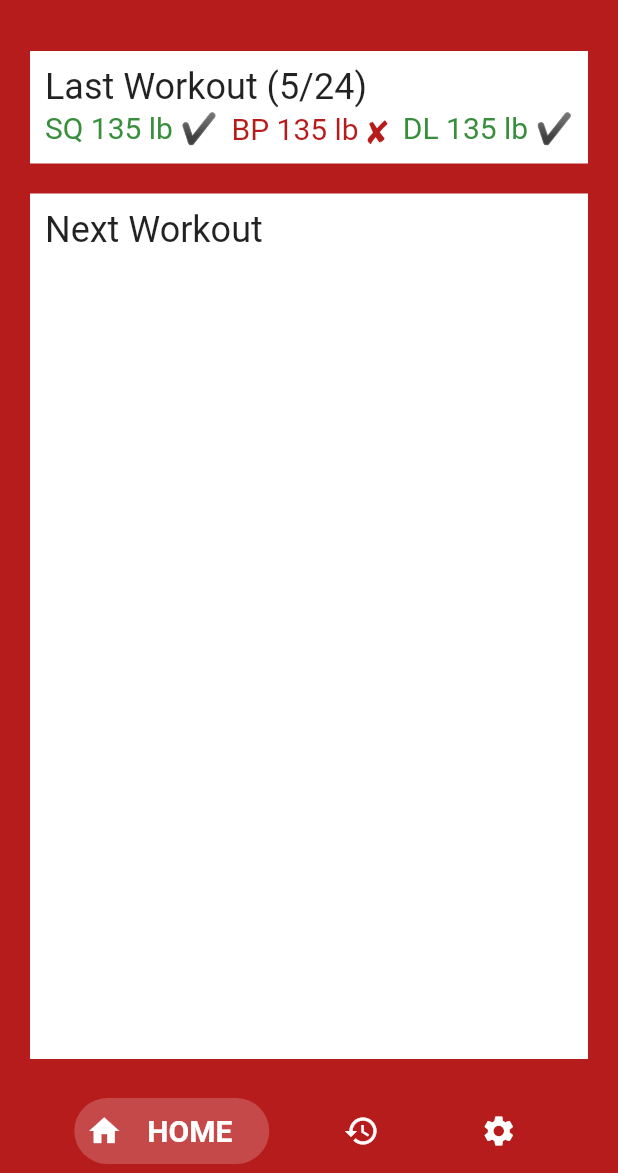
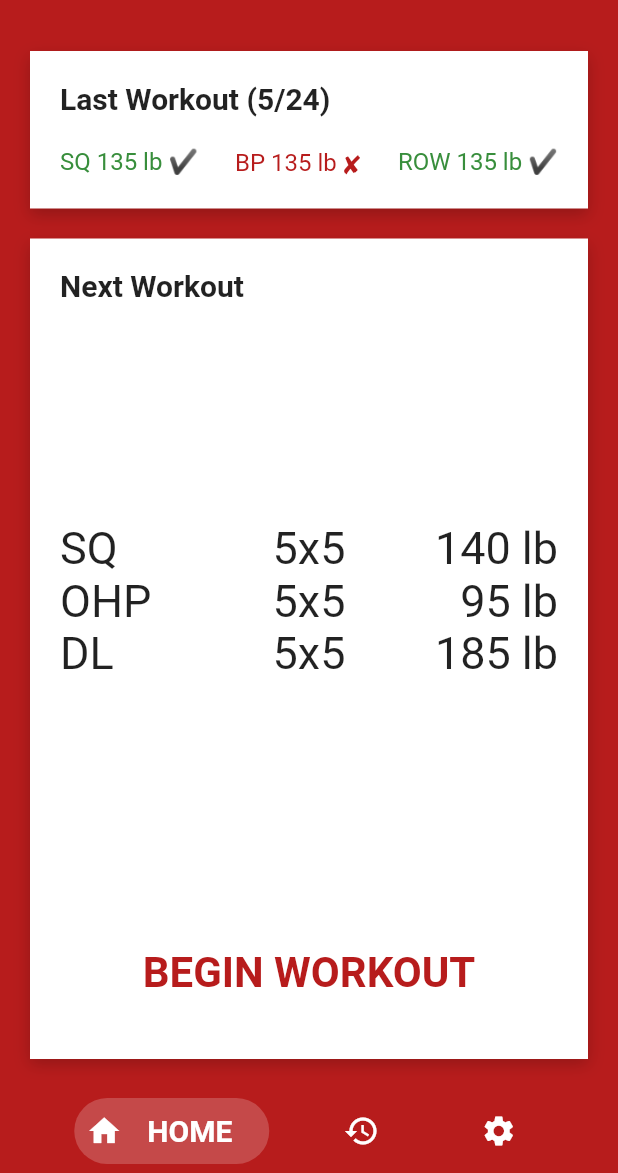
Before and after one commit to tatater56/ss-sl-workout-tracker, a Flutter app: the screen it shows after launch, on a phone screen of 412 x 824 dp, the part 63-1236 px from its top. Run offline on Flutter 3.47's test engine with Material 2 defaults, Android fonts, the phone set to English and light mode, and no system bars; drawn by our look-alikes of bottom_navy_bar.

Commit message:
home view gui mockup

```diff
--- a/lib/views/home.dart
+++ b/lib/views/home.dart
@@ -7,8 +7,18 @@ class HomeView extends StatefulWidget {
 
 class _HomeViewState extends State<HomeView> {
   final _margins = 20.0;
+  final _padding = 20.0;
   final _mainColor = Colors.red[900];
-  final _decoration = BoxDecoration(color: Colors.white);
+  final _decoration = BoxDecoration(
+    color: Colors.white,
+    boxShadow: [
+      BoxShadow(
+        color: Colors.black.withOpacity(.2),
+        blurRadius: 8.0, // soften the shadow
+        offset: Offset(0, 4.0),
+      )
+    ],
+  );
 
   final _redText = TextStyle(color: Colors.red[900]);
   final _greenText = TextStyle(color: Colors.green[700]);
@@ -23,8 +33,8 @@ class _HomeViewState extends State<HomeView> {
           child: Column(
             crossAxisAlignment: CrossAxisAlignment.stretch,
             children: <Widget>[
-              buildLastWorkoutCard(),
-              buildNextWorkoutCard(),
+              _buildLastWorkoutBox(),
+              _buildNextWorkoutBox(),
             ],
           ),
         ),
@@ -32,21 +42,22 @@ class _HomeViewState extends State<HomeView> {
     );
   }
 
-  Widget buildLastWorkoutCard() {
+  Widget _buildLastWorkoutBox() {
     return Container(
       decoration: _decoration,
       margin: EdgeInsets.only(bottom: _margins),
-      padding: EdgeInsets.all(_margins/2),
+      padding: EdgeInsets.all(_padding),
       child: Column(
         crossAxisAlignment: CrossAxisAlignment.start,
         children: <Widget>[
-          Text("Last Workout (5/24)", textScaleFactor: 1.2),
+          _buildBoxTitle("Last Workout (5/24)"),
+          SizedBox(height: _padding),
           Row(
             mainAxisAlignment: MainAxisAlignment.spaceBetween,
             children: <Widget>[
-              Text("SQ 135 lb ✔", style: _greenText),
-              Text("BP 135 lb ✘", style: _redText),
-              Text("DL 135 lb ✔", style: _greenText),
+              _buildExerciseStatusText('SQ 135 lb', true),
+              _buildExerciseStatusText('BP 135 lb', false),
+              _buildExerciseStatusText('ROW 135 lb', true),
             ],
           ),
         ],
@@ -54,13 +65,72 @@ class _HomeViewState extends State<HomeView> {
     );
   }
 
-  Widget buildNextWorkoutCard() {
+  Widget _buildNextWorkoutBox() {
     return Expanded(
       child: Container(
         decoration: _decoration,
-        padding: EdgeInsets.all(_margins/2),
-        child: Text("Next Workout", textScaleFactor: 1.2),
+        padding: EdgeInsets.all(_padding),
+        child: Column(
+          crossAxisAlignment: CrossAxisAlignment.stretch,
+          children: <Widget>[
+            Expanded(child: _buildBoxTitle('Next Workout')),
+            //Spacer(),
+            Expanded(
+              child: Column(children: <Widget>[
+                _buildExerciseText("SQ", "5x5", "140 lb"),
+                _buildExerciseText("OHP", "5x5", "95 lb"),
+                _buildExerciseText("DL", "5x5", "185 lb"),
+              ]),
+            ),
+            Expanded(
+              child: Column(
+                crossAxisAlignment: CrossAxisAlignment.stretch,
+                children: <Widget>[
+                  Spacer(),
+                  MaterialButton(
+                    onPressed: () {},
+                    child: Text(
+                      "BEGIN WORKOUT",
+                      textScaleFactor: 2.0,
+                      style: TextStyle(
+                          fontWeight: FontWeight.bold, color: _mainColor),
+                    ),
+                    height: 75,
+                  ),
+                ],
+              ),
+            ),
+          ],
+        ),
       ),
     );
   }
+
+  Widget _buildExerciseStatusText(String text, bool completed) {
+    if (completed)
+      return Text(text + ' ✔', style: _greenText, textScaleFactor: .8);
+    else
+      return Text(text + ' ✘', style: _redText, textScaleFactor: .8);
+  }
+
+  Widget _buildExerciseText(String ex, String sr, String wt) {
+    return Row(
+      mainAxisAlignment: MainAxisAlignment.spaceAround,
+      children: <Widget>[
+        _buildExpandedText(ex, TextAlign.left),
+        _buildExpandedText(sr, TextAlign.center),
+        _buildExpandedText(wt, TextAlign.right),
+      ],
+    );
+  }
+
+  Widget _buildExpandedText(String text, TextAlign align) {
+    return Expanded(
+      child: Text(text, textScaleFactor: 1.5, textAlign: align),
+    );
+  }
+
+  Widget _buildBoxTitle(String text) {
+    return Text(text, style: TextStyle(fontWeight: FontWeight.bold));
+  }
 }
```
